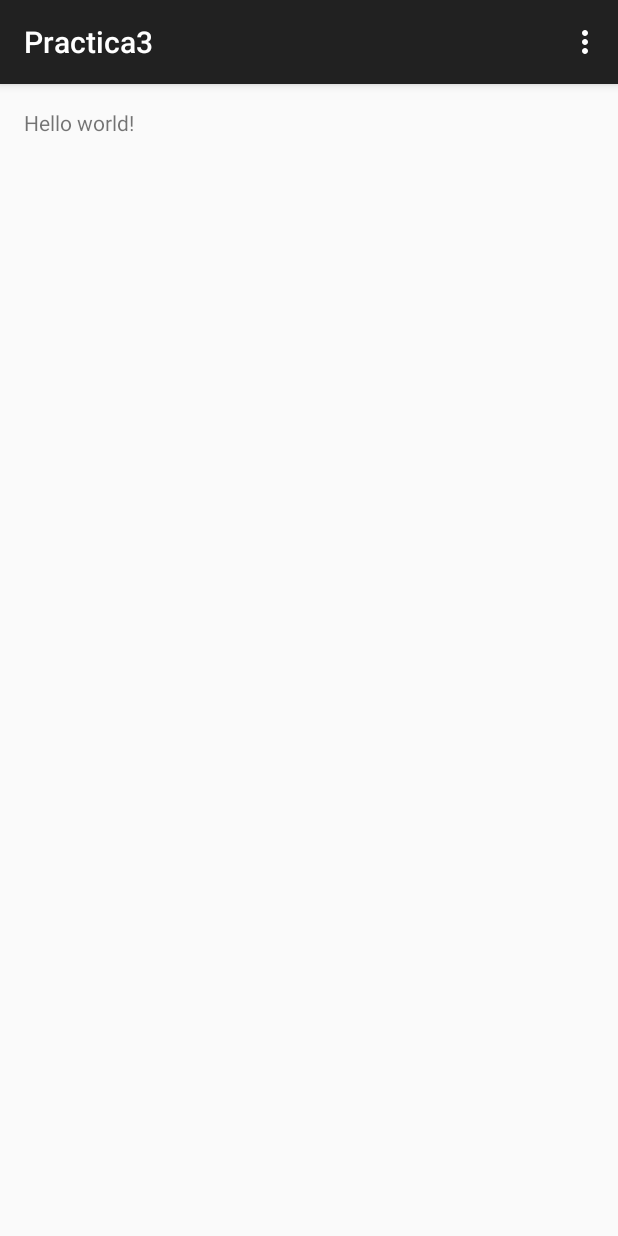
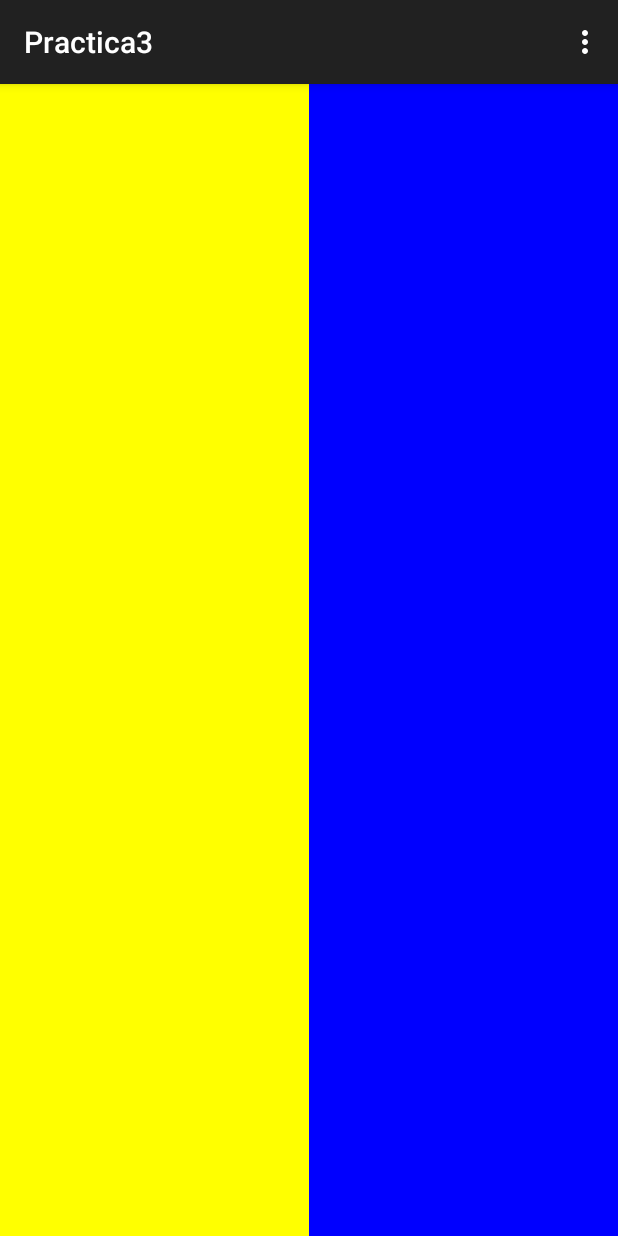
Before and after one commit to Alejolaya/Practica3, an Android app: the screen it shows after launch (MainActivity), on a phone screen of 412 x 824 dp. Run offline under Robolectric (Android 15) with nearby library versions, the phone set to English and light mode, and no system bars.

Commit message:
Se agrego color.xml

```diff
--- a/app/src/main/res/layout/activity_main.xml
+++ b/app/src/main/res/layout/activity_main.xml
@@ -1,11 +1,26 @@
-<RelativeLayout xmlns:android="http://schemas.android.com/apk/res/android"
-    xmlns:tools="http://schemas.android.com/tools" android:layout_width="match_parent"
-    android:layout_height="match_parent" android:paddingLeft="@dimen/activity_horizontal_margin"
-    android:paddingRight="@dimen/activity_horizontal_margin"
-    android:paddingTop="@dimen/activity_vertical_margin"
-    android:paddingBottom="@dimen/activity_vertical_margin" tools:context=".MainActivity">
+<LinearLayout
+    xmlns:android="http://schemas.android.com/apk/res/android"
+    xmlns:tools="http://schemas.android.com/tools"
+    android:layout_width="match_parent"
+    android:layout_height="match_parent"
+    tools:context=".MainActivity"
+    >
 
-    <TextView android:text="@string/hello_world" android:layout_width="wrap_content"
-        android:layout_height="wrap_content" />
+    <LinearLayout
+        android:layout_width="0dp"
+        android:layout_weight="1"
+        android:layout_height="match_parent"
+        android:background="@color/yellow">
+    </LinearLayout>
 
-</RelativeLayout>
+
+    <LinearLayout
+        android:layout_width="0dp"
+        android:layout_weight="1"
+        android:layout_height="match_parent"
+        android:background="@color/blue">
+    </LinearLayout>
+
+
+
+</LinearLayout>
```
